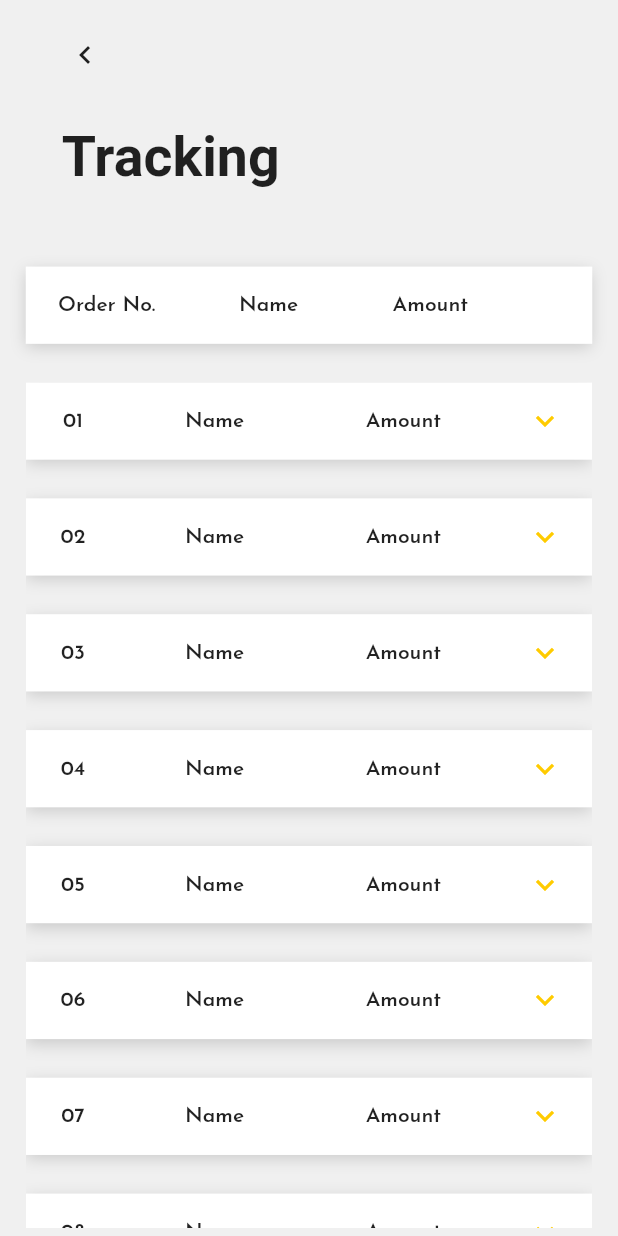
After one commit to ACM-Thapar/Thapar-COS-Automation, a Flutter app: the TrackingPage screen opened directly, on a phone screen of 412 x 824 dp. The commit adds this screen. Run offline on Flutter 3.47's test engine with Material 2 defaults, Android fonts, the phone set to English and light mode, and no system bars; our stand-ins replace font_awesome_flutter, google_fonts, intl_phone_number_input, material_design_icons_flutter, otp_text_field, timelines.

Commit message:
Live Tracking UI done

```diff
--- /dev/null
+++ b/clientapp/lib/Tracking.dart
@@ -0,0 +1,549 @@
+import 'dart:math';
+
+import 'package:flutter/material.dart';
+import 'package:google_fonts/google_fonts.dart';
+import 'package:timelines/timelines.dart';
+
+import 'PageResizing/Variables.dart';
+
+final _processes = [
+  'Confirmed',
+  'Preparing',
+  'Ready',
+  'Served',
+];
+final time = [
+  '5:00 pm',
+  '5:15 pm',
+  '5:40 pm',
+  '5:45 pm',
+];
+const completeColor = Color(0xffFFCB00);
+const todoColor = Color(0xff828080);
+// TODO :ADD THIS TO INCREASE THE STATUS
+// Icon(FontAwesomeIcons.chevronRight),
+//         onPressed: () {
+//           setState(() {
+//             _processIndex = (_processIndex + 1) % _processes.length;
+//           });
+//         },
+
+class TrackingPage extends StatelessWidget {
+  @override
+  Widget build(BuildContext context) {
+    return SafeArea(
+      child: Scaffold(
+        body: Container(
+          color: Color(0xffF0F0F0),
+          height: 100 * boxSizeV,
+          width: 100 * boxSizeH,
+          child: Column(
+            crossAxisAlignment: CrossAxisAlignment.start,
+            children: [
+              Container(
+                margin: EdgeInsets.only(
+                  top: 19 / 6.4 * boxSizeV,
+                  left: 39 / 3.6 * boxSizeH,
+                ),
+                child: Icon(
+                  Icons.keyboard_arrow_left,
+                ),
+              ),
+              Container(
+                margin: EdgeInsets.only(
+                  top: 27 / 6.4 * boxSizeV,
+                  left: 36 / 3.6 * boxSizeH,
+                ),
+                child: Text(
+                  'Tracking',
+                  style: TextStyle(
+                    fontWeight: FontWeight.bold,
+                    fontSize: 37,
+                  ),
+                ),
+              ),
+              Container(
+                margin: EdgeInsets.only(
+                  top: 40 / 6.4 * boxSizeV,
+                  left: 15 / 3.6 * boxSizeH,
+                  right: 15 / 3.6 * boxSizeH,
+                ),
+                height: 40 / 6.4 * boxSizeV,
+                decoration: BoxDecoration(
+                  color: Colors.white,
+                  boxShadow: [
+                    BoxShadow(
+                        color: Color(0x29000000),
+                        offset: Offset(0, 3),
+                        blurRadius: 8),
+                  ],
+                ),
+                child: Row(
+                  mainAxisAlignment: MainAxisAlignment.spaceEvenly,
+                  children: [
+                    Expanded(
+                      flex: 2,
+                      child: Container(
+                        alignment: Alignment.center,
+                        child: Text(
+                          'Order No.',
+                          style: GoogleFonts.josefinSans(
+                              fontWeight: FontWeight.w600, fontSize: 14),
+                        ),
+                      ),
+                    ),
+                    Expanded(
+                      flex: 2,
+                      child: Container(
+                        alignment: Alignment.center,
+                        child: Text(
+                          'Name',
+                          style: GoogleFonts.josefinSans(
+                              fontWeight: FontWeight.w600, fontSize: 14),
+                        ),
+                      ),
+                    ),
+                    Expanded(
+                      flex: 2,
+                      child: Container(
+                        alignment: Alignment.center,
+                        child: Text(
+                          'Amount',
+                          style: GoogleFonts.josefinSans(
+                              fontWeight: FontWeight.w600, fontSize: 14),
+                        ),
+                      ),
+                    ),
+                    Expanded(
+                      flex: 1,
+                      child: Container(),
+                    )
+                  ],
+                ),
+              ),
+              Container(
+                margin: EdgeInsets.only(
+                  top: 20 / 6.4 * boxSizeV,
+                  left: 15 / 3.6 * boxSizeH,
+                  right: 15 / 3.6 * boxSizeH,
+                ),
+                height: 438 / 6.4 * boxSizeV,
+                child: ListView.builder(
+                  itemCount: 8,
+                  itemBuilder: (BuildContext context, int index) {
+                    return Item(index: index + 1);
+                  },
+                ),
+              )
+            ],
+          ),
+        ),
+      ),
+    );
+  }
+}
+
+class Item extends StatefulWidget {
+  final int index;
+  Item({this.index});
+  @override
+  _ItemState createState() => _ItemState();
+}
+
+class _ItemState extends State<Item> {
+  bool open = false;
+  int _processIndex = 1;
+
+  Color getColor(int index) {
+    if (index < _processIndex) {
+      return completeColor;
+    } else {
+      return todoColor;
+    }
+  }
+
+  @override
+  Widget build(BuildContext context) {
+    return Container(
+      margin: EdgeInsets.only(bottom: 20 / 6.4 * boxSizeV),
+      child: Column(
+        children: [
+          GestureDetector(
+            onTap: () {
+              setState(() {
+                open = !open;
+              });
+              print('ok');
+            },
+            child: Container(
+              height: 40 / 6.4 * boxSizeV,
+              decoration: BoxDecoration(
+                color: Colors.white,
+                boxShadow: [
+                  BoxShadow(
+                    color: Color(0x29000000),
+                    offset: Offset(0, 3),
+                    blurRadius: 8,
+                  ),
+                ],
+              ),
+              child: Row(
+                mainAxisAlignment: MainAxisAlignment.spaceEvenly,
+                children: [
+                  Expanded(
+                    flex: 1,
+                    child: Container(
+                      alignment: Alignment.center,
+                      child: Text(
+                        widget.index.toString().padLeft(2, '0'),
+                        style: GoogleFonts.josefinSans(
+                            fontWeight: FontWeight.w600, fontSize: 14),
+                      ),
+                    ),
+                  ),
+                  Expanded(
+                    flex: 2,
+                    child: Container(
+                      alignment: Alignment.center,
+                      child: Text(
+                        'Name',
+                        style: GoogleFonts.josefinSans(
+                            fontWeight: FontWeight.w600, fontSize: 14),
+                      ),
+                    ),
+                  ),
+                  Expanded(
+                    flex: 2,
+                    child: Container(
+                      alignment: Alignment.center,
+                      child: Text(
+                        'Amount',
+                        style: GoogleFonts.josefinSans(
+                            fontWeight: FontWeight.w600, fontSize: 14),
+                      ),
+                    ),
+                  ),
+                  Expanded(
+                    flex: 1,
+                    child: Container(
+                      child: Icon(
+                        open
+                            ? Icons.keyboard_arrow_up
+                            : Icons.keyboard_arrow_down,
+                        color: Color(0xFFFFCB00),
+                      ),
+                    ),
+                  )
+                ],
+              ),
+            ),
+          ),
+          AnimatedContainer(
+            duration: Duration(milliseconds: 200),
+            padding: open
+                ? EdgeInsets.symmetric(vertical: 16 / 6.4 * boxSizeV)
+                : EdgeInsets.zero,
+            decoration: BoxDecoration(
+              color: Color(0x52CBCBCB),
+              boxShadow: [
+                BoxShadow(
+                  color: Color(0x29000000),
+                  offset: Offset(0, 3),
+                  blurRadius: 8,
+                ),
+              ],
+            ),
+            child: open
+                ? Column(
+                    children: [
+                      Container(
+                        margin: EdgeInsets.only(bottom: 13 / 6.4 * boxSizeV),
+                        child: Row(
+                          children: [
+                            Expanded(
+                              flex: 1,
+                              child: Container(
+                                alignment: Alignment.center,
+                                child: Text(
+                                  'S No.',
+                                  style: GoogleFonts.josefinSans(
+                                      fontWeight: FontWeight.w800,
+                                      fontSize: 13),
+                                ),
+                              ),
+                            ),
+                            Expanded(
+                              flex: 2,
+                              child: Container(
+                                alignment: Alignment.center,
+                                child: Text(
+                                  'Ordered Items',
+                                  style: GoogleFonts.josefinSans(
+                                      fontWeight: FontWeight.w800,
+                                      fontSize: 13),
+                                ),
+                              ),
+                            ),
+                            Expanded(
+                              flex: 2,
+                              child: Container(
+                                alignment: Alignment.center,
+                                child: Text(
+                                  'Amount',
+                                  style: GoogleFonts.josefinSans(
+                                      fontWeight: FontWeight.w800,
+                                      fontSize: 13),
+                                ),
+                              ),
+                            ),
+                            Expanded(
+                              flex: 1,
+                              child: Container(
+                                alignment: Alignment.center,
+                                child: Text(
+                                  'Price',
+                                  style: GoogleFonts.josefinSans(
+                                      fontWeight: FontWeight.w800,
+                                      fontSize: 13),
+                                ),
+                              ),
+                            )
+                          ],
+                        ),
+                      ),
+                      ListView.builder(
+                        shrinkWrap: true,
+                        physics: NeverScrollableScrollPhysics(),
+                        itemCount: 8,
+                        itemBuilder: (BuildContext context, int index) {
+                          return Container(
+                            margin: EdgeInsets.symmetric(
+                                vertical: 6 / 6.4 * boxSizeV),
+                            child: Row(
+                              children: [
+                                Expanded(
+                                  flex: 1,
+                                  child: Container(
+                                    alignment: Alignment.center,
+                                    child: Text(
+                                      (index + 1).toString().padLeft(2, '0'),
+                                      style: GoogleFonts.josefinSans(
+                                          fontWeight: FontWeight.w500,
+                                          fontSize: 12),
+                                    ),
+                                  ),
+                                ),
+                                Expanded(
+                                  flex: 2,
+                                  child: Container(
+                                    alignment: Alignment.center,
+                                    child: Text(
+                                      'Ordered Items',
+                                      style: GoogleFonts.josefinSans(
+                                          fontWeight: FontWeight.w500,
+                                          fontSize: 12),
+                                    ),
+                                  ),
+                                ),
+                                Expanded(
+                                  flex: 2,
+                                  child: Container(
+                                    alignment: Alignment.center,
+                                    child: Text(
+                                      'Amount',
+                                      style: GoogleFonts.josefinSans(
+                                          fontWeight: FontWeight.w500,
+                                          fontSize: 12),
+                                    ),
+                                  ),
+                                ),
+                                Expanded(
+                                  flex: 1,
+                                  child: Container(
+                                    alignment: Alignment.center,
+                                    child: Text(
+                                      'Price',
+                                      style: GoogleFonts.josefinSans(
+                                          fontWeight: FontWeight.w500,
+                                          fontSize: 12),
+                                    ),
+                                  ),
+                                )
+                              ],
+                            ),
+                          );
+                        },
+                      ),
+                      Container(
+                        height: 12 * boxSizeV,
+                        child: Timeline.tileBuilder(
+                          theme: TimelineThemeData(
+                            direction: Axis.horizontal,
+                            connectorTheme: ConnectorThemeData(
+                              space: 40.0,
+                              thickness: 5.0,
+                            ),
+                          ),
+                          builder: TimelineTileBuilder.connected(
+                            connectionDirection: ConnectionDirection.before,
+                            itemExtentBuilder: (_, __) =>
+                                330 / 3.6 * boxSizeH / _processes.length,
+                            oppositeContentsBuilder: (context, index) {
+                              return Text(
+                                time[index],
+                                style: GoogleFonts.josefinSans(
+                                    color: Color(0xff707070),
+                                    fontSize: 10,
+                                    fontWeight: FontWeight.normal),
+                              );
+                            },
+                            contentsBuilder: (context, index) {
+                              return Text(
+                                _processes[index],
+                                style: GoogleFonts.josefinSans(
+                                    color: Colors.black,
+                                    fontWeight: FontWeight.w800,
+                                    fontSize: 10),
+                              );
+                            },
+                            indicatorBuilder: (_, index) {
+                              var color;
+                              if (index < _processIndex) {
+                                color = completeColor;
+                              } else {
+                                color = todoColor;
+                              }
+
+                              return Stack(
+                                children: [
+                                  CustomPaint(
+                                    size: Size(20.0, 20.0),
+                                    painter: _BezierPainter(
+                                      color: color,
+                                      drawStart: index > 0,
+                                      drawEnd: index < _processIndex,
+                                    ),
+                                  ),
+                                  DotIndicator(
+                                    size: 20.0,
+                                    color: color,
+                                  ),
+                                ],
+                              );
+                            },
+                            connectorBuilder: (_, index, type) {
+                              if (index > 0) {
+                                if (index == _processIndex) {
+                                  final prevColor = getColor(index - 1);
+                                  final color = getColor(index);
+                                  var gradientColors;
+                                  if (type == ConnectorType.start) {
+                                    gradientColors = [
+                                      Color.lerp(prevColor, color, 0.5),
+                                      color
+                                    ];
+                                  } else {
+                                    gradientColors = [
+                                      prevColor,
+                                      Color.lerp(prevColor, color, 0.5)
+                                    ];
+                                  }
+                                  return DecoratedLineConnector(
+                                    decoration: BoxDecoration(
+                                      gradient: LinearGradient(
+                                        colors: gradientColors,
+                                      ),
+                                    ),
+                                  );
+                                } else {
+                                  return SolidLineConnector(
+                                    color: getColor(index),
+                                  );
+                                }
+                              } else {
+                                return null;
+                              }
+                            },
+                            itemCount: _processes.length,
+                          ),
+                        ),
+                      )
+                    ],
+                  )
+                : SizedBox(
+                    width: 330 / 3.6 * boxSizeH,
+                  ),
+          ),
+        ],
+      ),
+    );
+  }
+}
+
+class _BezierPainter extends CustomPainter {
+  const _BezierPainter({
+    @required this.color,
+    this.drawStart = true,
+    this.drawEnd = true,
+  });
+
+  final Color color;
+  final bool drawStart;
+  final bool drawEnd;
+
+  Offset _offset(double radius, double angle) {
+    return Offset(
+      radius * cos(angle) + radius,
+      radius * sin(angle) + radius,
+    );
+  }
+
+  @override
+  void paint(Canvas canvas, Size size) {
+    final paint = Paint()
+      ..style = PaintingStyle.fill
+      ..color = color;
+
+    final radius = size.width / 2;
+
+    var angle;
+    var offset1;
+    var offset2;
+
+    var path;
+
+    if (drawStart) {
+      angle = 3 * pi / 4;
+      offset1 = _offset(radius, angle);
+      offset2 = _offset(radius, -angle);
+      path = Path()
+        ..moveTo(offset1.dx, offset1.dy)
+        ..quadraticBezierTo(0.0, size.height / 2, -radius, radius)
+        ..quadraticBezierTo(0.0, size.height / 2, offset2.dx, offset2.dy)
+        ..close();
+
+      canvas.drawPath(path, paint);
+    }
+    if (drawEnd) {
+      angle = -pi / 4;
+      offset1 = _offset(radius, angle);
+      offset2 = _offset(radius, -angle);
+
+      path = Path()
+        ..moveTo(offset1.dx, offset1.dy)
+        ..quadraticBezierTo(
+            size.width, size.height / 2, size.width + radius, radius)
+        ..quadraticBezierTo(size.width, size.height / 2, offset2.dx, offset2.dy)
+        ..close();
+
+      canvas.drawPath(path, paint);
+    }
+  }
+
+  @override
+  bool shouldRepaint(_BezierPainter oldDelegate) {
+    return oldDelegate.color != color ||
+        oldDelegate.drawStart != drawStart ||
+        oldDelegate.drawEnd != drawEnd;
+  }
+}
--- a/clientapp/pubspec.yaml
+++ b/clientapp/pubspec.yaml
@@ -29,6 +29,7 @@ dependencies:
   intl_phone_number_input: ^0.5.1
   material_design_icons_flutter: ^4.0.5755
   otp_text_field: ^1.0.1
+  timelines: ^0.0.2+1
 
 dev_dependencies:
   flutter_test:
```
Also changed, not shown: clientapp/lib/HomePage.dart (+13 -1 lines), clientapp/pubspec.lock.
